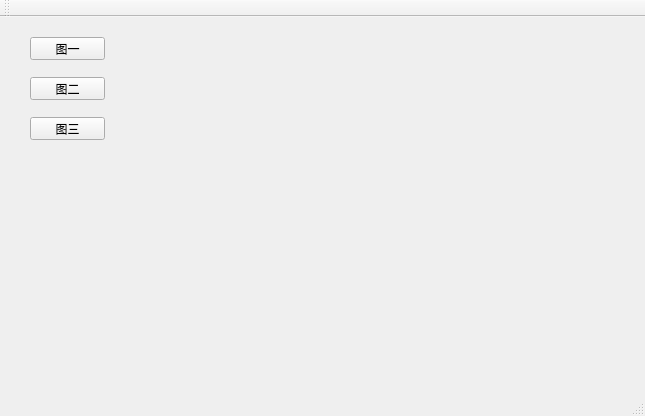
The window that workspace/Qt/MedicalSystem/mainwindow.ui (workhardmin/MedicalSystem) describes before a commit, drawn with Qt 5.
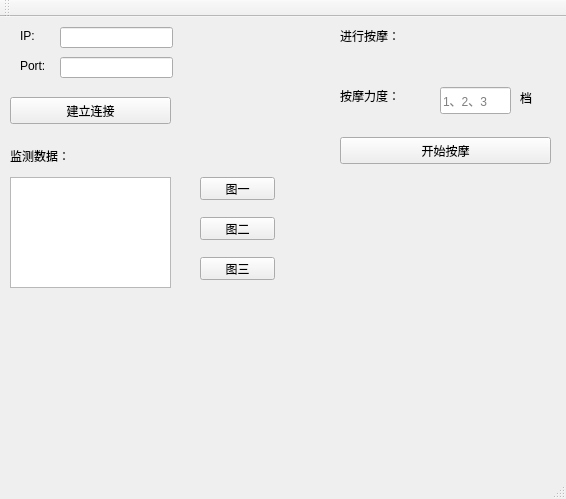
The same window after the commit.

The edit to the form file:
```diff
--- a/workspace/Qt/MedicalSystem/mainwindow.ui
+++ b/workspace/Qt/MedicalSystem/mainwindow.ui
@@ -6,8 +6,8 @@
    <rect>
     <x>0</x>
     <y>0</y>
-    <width>645</width>
-    <height>416</height>
+    <width>566</width>
+    <height>499</height>
    </rect>
   </property>
   <property name="windowTitle">
@@ -17,8 +17,8 @@
    <widget class="QPushButton" name="ShowChart">
     <property name="geometry">
      <rect>
-      <x>30</x>
-      <y>20</y>
+      <x>200</x>
+      <y>160</y>
       <width>75</width>
       <height>23</height>
      </rect>
@@ -30,8 +30,8 @@
    <widget class="QPushButton" name="showchart_2">
     <property name="geometry">
      <rect>
-      <x>30</x>
-      <y>60</y>
+      <x>200</x>
+      <y>200</y>
       <width>75</width>
       <height>23</height>
      </rect>
@@ -43,8 +43,8 @@
    <widget class="QPushButton" name="showchart_3">
     <property name="geometry">
      <rect>
-      <x>30</x>
-      <y>100</y>
+      <x>200</x>
+      <y>240</y>
       <width>75</width>
       <height>23</height>
      </rect>
@@ -53,6 +53,153 @@
      <string>图三</string>
     </property>
    </widget>
+   <widget class="QLabel" name="label">
+    <property name="geometry">
+     <rect>
+      <x>20</x>
+      <y>10</y>
+      <width>31</width>
+      <height>17</height>
+     </rect>
+    </property>
+    <property name="text">
+     <string>IP:</string>
+    </property>
+   </widget>
+   <widget class="QLabel" name="label_2">
+    <property name="geometry">
+     <rect>
+      <x>20</x>
+      <y>40</y>
+      <width>41</width>
+      <height>17</height>
+     </rect>
+    </property>
+    <property name="text">
+     <string>Port:</string>
+    </property>
+   </widget>
+   <widget class="QLineEdit" name="IP">
+    <property name="geometry">
+     <rect>
+      <x>60</x>
+      <y>10</y>
+      <width>113</width>
+      <height>21</height>
+     </rect>
+    </property>
+   </widget>
+   <widget class="QLineEdit" name="PORT">
+    <property name="geometry">
+     <rect>
+      <x>60</x>
+      <y>40</y>
+      <width>113</width>
+      <height>21</height>
+     </rect>
+    </property>
+   </widget>
+   <widget class="QPushButton" name="ConnectButton">
+    <property name="geometry">
+     <rect>
+      <x>10</x>
+      <y>80</y>
+      <width>161</width>
+      <height>27</height>
+     </rect>
+    </property>
+    <property name="text">
+     <string>建立连接</string>
+    </property>
+   </widget>
+   <widget class="QTextEdit" name="ReceiveData">
+    <property name="geometry">
+     <rect>
+      <x>10</x>
+      <y>160</y>
+      <width>161</width>
+      <height>111</height>
+     </rect>
+    </property>
+   </widget>
+   <widget class="QLabel" name="label_3">
+    <property name="geometry">
+     <rect>
+      <x>10</x>
+      <y>130</y>
+      <width>71</width>
+      <height>17</height>
+     </rect>
+    </property>
+    <property name="text">
+     <string>监测数据：</string>
+    </property>
+   </widget>
+   <widget class="QLabel" name="label_4">
+    <property name="geometry">
+     <rect>
+      <x>340</x>
+      <y>10</y>
+      <width>71</width>
+      <height>17</height>
+     </rect>
+    </property>
+    <property name="text">
+     <string>进行按摩：</string>
+    </property>
+   </widget>
+   <widget class="QLabel" name="label_5">
+    <property name="geometry">
+     <rect>
+      <x>340</x>
+      <y>70</y>
+      <width>71</width>
+      <height>17</height>
+     </rect>
+    </property>
+    <property name="text">
+     <string>按摩力度：</string>
+    </property>
+   </widget>
+   <widget class="QPushButton" name="sendButton">
+    <property name="geometry">
+     <rect>
+      <x>340</x>
+      <y>120</y>
+      <width>211</width>
+      <height>27</height>
+     </rect>
+    </property>
+    <property name="text">
+     <string>开始按摩</string>
+    </property>
+   </widget>
+   <widget class="QLineEdit" name="SendData">
+    <property name="geometry">
+     <rect>
+      <x>440</x>
+      <y>70</y>
+      <width>71</width>
+      <height>27</height>
+     </rect>
+    </property>
+    <property name="placeholderText">
+     <string>1、2、3</string>
+    </property>
+   </widget>
+   <widget class="QLabel" name="label_6">
+    <property name="geometry">
+     <rect>
+      <x>520</x>
+      <y>70</y>
+      <width>21</width>
+      <height>21</height>
+     </rect>
+    </property>
+    <property name="text">
+     <string>档</string>
+    </property>
+   </widget>
   </widget>
   <widget class="QMenuBar" name="menuBar">
    <property name="geometry">
```
Left out of the diff: 4 changed lines with no effect on the pictures.
